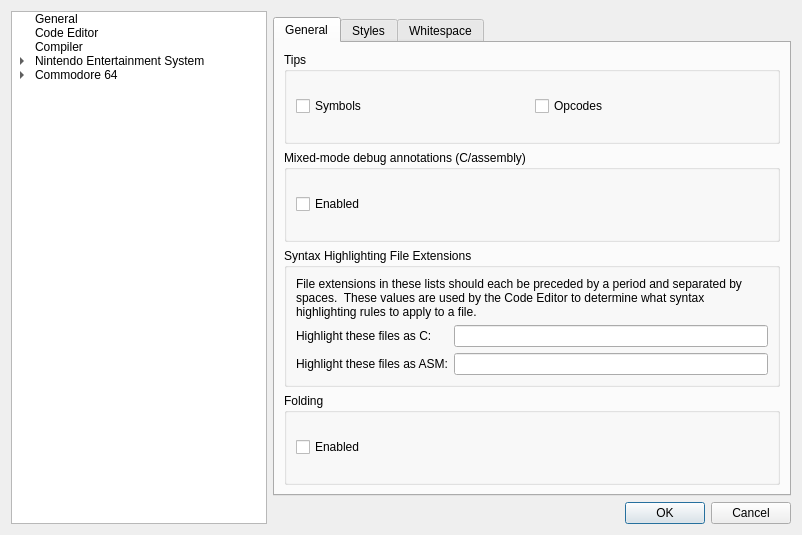
Before: the Qt Designer form apps/ide/environmentsettingsdialog.ui in christopherpow/nesicide, drawn with Qt 5.
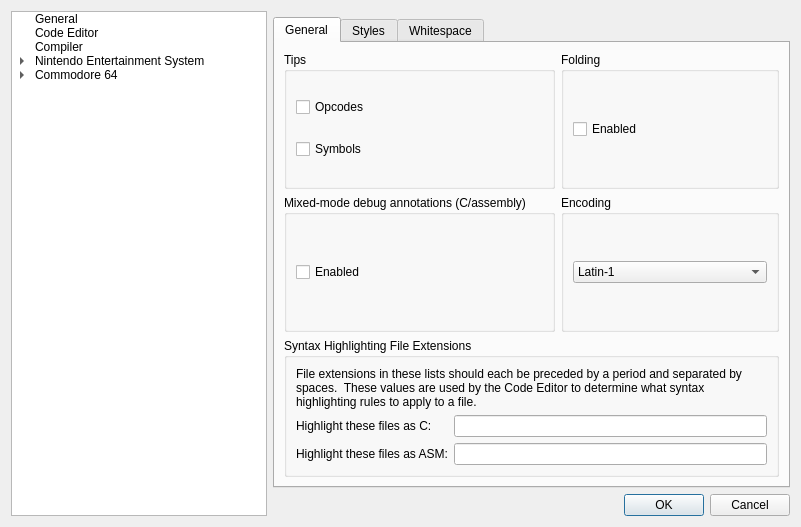
After: the same form once the commit is applied. Icons and pictures are not drawn.

Commit message: Adding UTF-8 or Latin-1 encoding option to Code Editor settings.

The edit to the form file:
```diff
--- a/apps/ide/environmentsettingsdialog.ui
+++ b/apps/ide/environmentsettingsdialog.ui
@@ -6,8 +6,8 @@
    <rect>
     <x>0</x>
     <y>0</y>
-    <width>802</width>
-    <height>535</height>
+    <width>801</width>
+    <height>527</height>
    </rect>
   </property>
   <property name="windowTitle">
@@ -221,31 +221,14 @@
            <string>General</string>
           </attribute>
           <layout class="QGridLayout" name="gridLayout_20">
-           <item row="0" column="0">
-            <widget class="QGroupBox" name="groupBox_7">
-             <property name="title">
-              <string>Tips</string>
-             </property>
-             <layout class="QGridLayout" name="gridLayout_11">
-              <item row="0" column="0">
-               <widget class="QCheckBox" name="showSymbolTips">
-                <property name="text">
-                 <string>Symbols</string>
-                </property>
-               </widget>
-              </item>
-              <item row="0" column="1">
-               <widget class="QCheckBox" name="showOpcodeTips">
-                <property name="text">
-                 <string>Opcodes</string>
-                </property>
-               </widget>
-              </item>
-             </layout>
-            </widget>
-           </item>
            <item row="1" column="0">
             <widget class="QGroupBox" name="groupBox_10">
+             <property name="sizePolicy">
+              <sizepolicy hsizetype="Preferred" vsizetype="Minimum">
+               <horstretch>0</horstretch>
+               <verstretch>0</verstretch>
+              </sizepolicy>
+             </property>
              <property name="title">
               <string>Mixed-mode debug annotations (C/assembly)</string>
              </property>
@@ -260,7 +243,61 @@
              </layout>
             </widget>
            </item>
-           <item row="2" column="0">
+           <item row="0" column="1">
+            <widget class="QGroupBox" name="groupBox_14">
+             <property name="sizePolicy">
+              <sizepolicy hsizetype="Preferred" vsizetype="Minimum">
+               <horstretch>0</horstretch>
+               <verstretch>0</verstretch>
+              </sizepolicy>
+             </property>
+             <property name="title">
+              <string>Folding</string>
+             </property>
+             <layout class="QGridLayout" name="gridLayout_19">
+              <item row="0" column="0">
+               <widget class="QCheckBox" name="fold">
+                <property name="text">
+                 <string>Enabled</string>
+                </property>
+               </widget>
+              </item>
+             </layout>
+            </widget>
+           </item>
+           <item row="1" column="1">
+            <widget class="QGroupBox" name="groupBox_15">
+             <property name="sizePolicy">
+              <sizepolicy hsizetype="Preferred" vsizetype="Minimum">
+               <horstretch>0</horstretch>
+               <verstretch>0</verstretch>
+              </sizepolicy>
+             </property>
+             <property name="title">
+              <string>Encoding</string>
+             </property>
+             <layout class="QGridLayout" name="gridLayout_21">
+              <property name="sizeConstraint">
+               <enum>QLayout::SetDefaultConstraint</enum>
+              </property>
+              <item row="0" column="0">
+               <widget class="QComboBox" name="textEncoding">
+                <item>
+                 <property name="text">
+                  <string>Latin-1</string>
+                 </property>
+                </item>
+                <item>
+                 <property name="text">
+                  <string>UTF-8</string>
+                 </property>
+                </item>
+               </widget>
+              </item>
+             </layout>
+            </widget>
+           </item>
+           <item row="2" column="0" colspan="2">
             <widget class="QGroupBox" name="groupBox_13">
              <property name="sizePolicy">
               <sizepolicy hsizetype="Preferred" vsizetype="Preferred">
@@ -320,16 +357,29 @@
              </layout>
             </widget>
            </item>
-           <item row="3" column="0">
-            <widget class="QGroupBox" name="groupBox_14">
+           <item row="0" column="0">
+            <widget class="QGroupBox" name="groupBox_7">
+             <property name="sizePolicy">
+              <sizepolicy hsizetype="Preferred" vsizetype="Minimum">
+               <horstretch>0</horstretch>
+               <verstretch>0</verstretch>
+              </sizepolicy>
+             </property>
              <property name="title">
-              <string>Folding</string>
+              <string>Tips</string>
              </property>
-             <layout class="QGridLayout" name="gridLayout_19">
-              <item row="0" column="0">
-               <widget class="QCheckBox" name="fold">
+             <layout class="QVBoxLayout" name="verticalLayout">
+              <item>
+               <widget class="QCheckBox" name="showOpcodeTips">
                 <property name="text">
-                 <string>Enabled</string>
+                 <string>Opcodes</string>
+                </property>
+               </widget>
+              </item>
+              <item>
+               <widget class="QCheckBox" name="showSymbolTips">
+                <property name="text">
+                 <string>Symbols</string>
                 </property>
                </widget>
               </item>
```
Left out of the diff: 1 changed line with no effect on the pictures. The commit also changes 4 other files.
